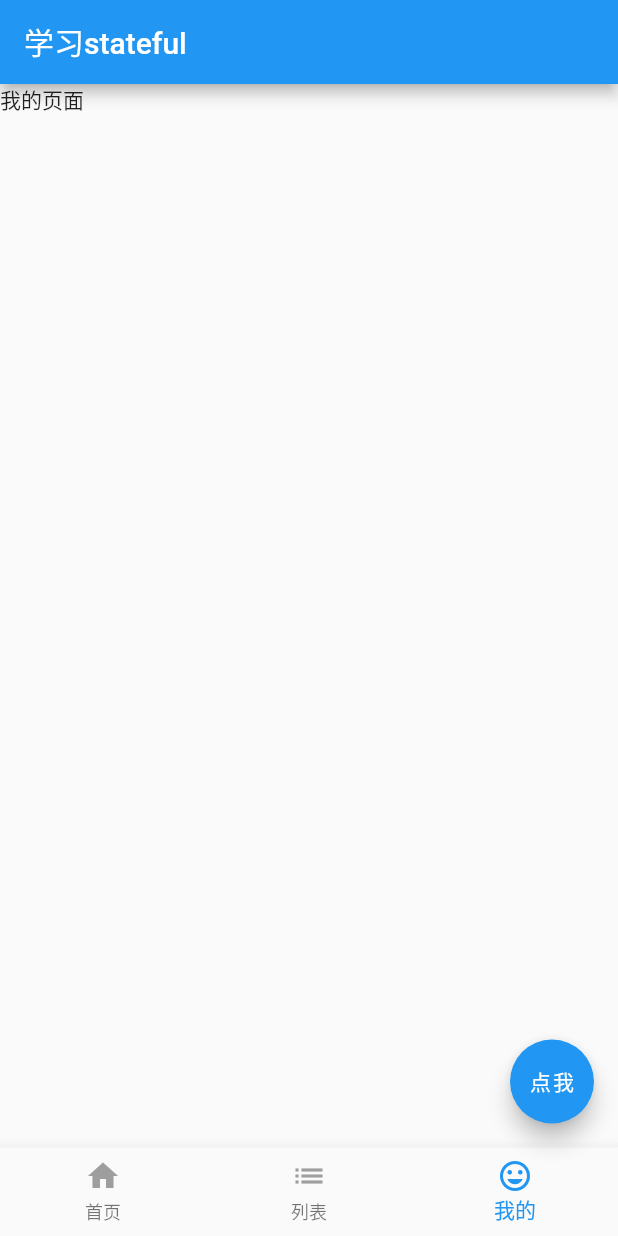
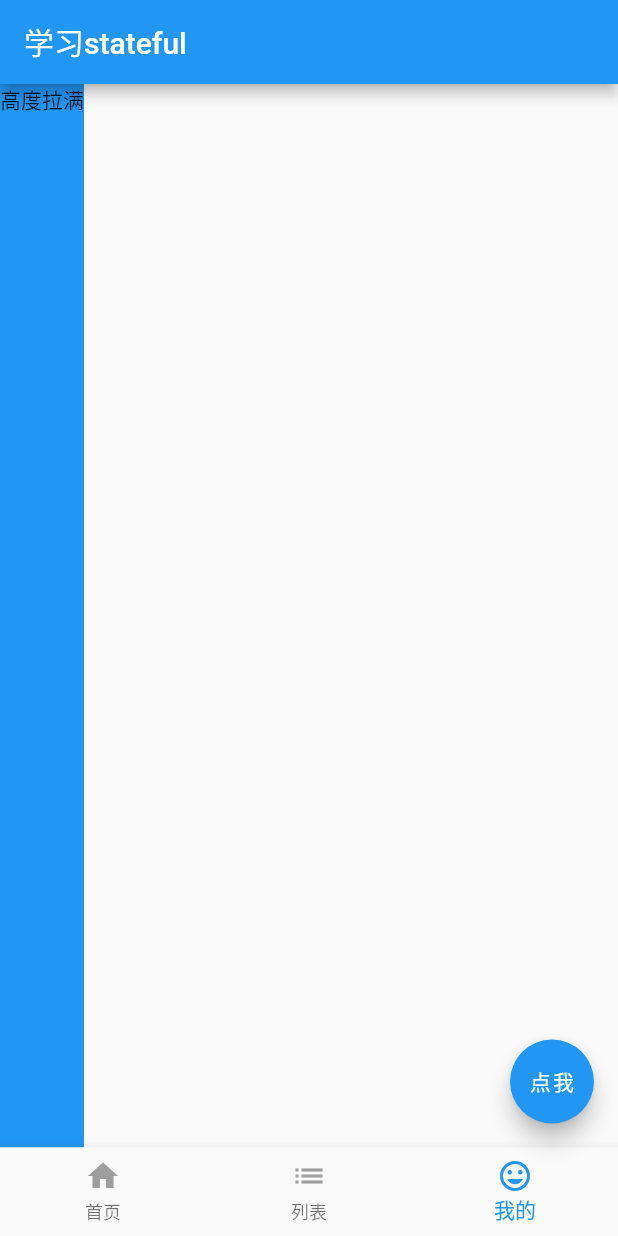
Before and after one commit to Yis92/flutter_study, a Flutter app: the screen it shows after launch, item 3 of the bottom bar chosen, on a phone screen of 412 x 824 dp. Run offline on Flutter 3.47's test engine with Material 2 defaults, Android fonts, the phone set to English and light mode, and no system bars; missing offline and left inert: flutter_color_plugin; network calls fail.

Commit message:
常用布局控件学习

```diff
--- /dev/null
+++ b/lib/dart/layout_study.dart
@@ -0,0 +1,190 @@
+import 'package:flutter/material.dart';
+
+/// 布局组件学习
+class LayoutStudy extends StatefulWidget {
+  @override
+  _LayoutStudyState createState() => _LayoutStudyState();
+}
+
+class _LayoutStudyState extends State<LayoutStudy> {
+  int _currentIndex = 0;
+
+  @override
+  Widget build(BuildContext context) {
+    return MaterialApp(
+      home: Scaffold(
+          appBar: AppBar(title: Text("学习stateful")),
+          bottomNavigationBar: BottomNavigationBar(
+              currentIndex: _currentIndex,
+              onTap: (index) {
+                setState(() {
+                  _currentIndex = index;
+                });
+              },
+              items: [
+                BottomNavigationBarItem(
+                    icon: Icon(
+                      Icons.home,
+                      color: Colors.grey,
+                    ),
+                    activeIcon: Icon(
+                      Icons.home,
+                      color: Colors.blue,
+                    ),
+                    title: Text("首页")),
+                BottomNavigationBarItem(
+                    icon: Icon(
+                      Icons.list,
+                      color: Colors.grey,
+                    ),
+                    activeIcon: Icon(
+                      Icons.list,
+                      color: Colors.blue,
+                    ),
+                    title: Text("列表")),
+                BottomNavigationBarItem(
+                    icon: Icon(
+                      Icons.mood,
+                      color: Colors.grey,
+                    ),
+                    activeIcon: Icon(
+                      Icons.mood,
+                      color: Colors.blue,
+                    ),
+                    title: Text("我的"))
+              ]),
+          floatingActionButton: FloatingActionButton(
+            child: Text("点我"),
+            onPressed: null,
+          ),
+          body: _currentIndex == 0
+              ? RefreshIndicator(child: ListView(), onRefresh: handlerRefresh)
+              : _currentIndex == 1
+                  ? Column(
+                      children: <Widget>[
+                        Row(
+                          children: <Widget>[
+                            // 圆形图片
+                            ClipOval(
+                                child: Image.network(
+                                    'https://ss3.bdstatic.com/70cFv8Sh_Q1YnxGkpoWK1HF6hhy/it/u=1473433680,1137547671&fm=26&gp=0.jpg',
+                                    width: 50,
+                                    height: 50)),
+                            Padding(
+                              padding: EdgeInsets.all(10),
+                              child: ClipRRect(
+                                borderRadius:
+                                    BorderRadius.all(Radius.circular(10)),
+                                child: Opacity(
+                                  opacity: 0.6, // 60% 的透明度
+                                  child: Image.network(
+                                    'https://ss3.bdstatic.com/70cFv8Sh_Q1YnxGkpoWK1HF6hhy/it/u=1473433680,1137547671&fm=26&gp=0.jpg',
+                                    width: 50,
+                                    height: 50,
+                                  ),
+                                ),
+                              ),
+                            )
+                          ],
+                        ),
+                        Container(
+                          height: 70,
+                          margin: EdgeInsets.all(10),
+                          child: PhysicalModel(
+                            color: Colors.transparent,
+                            borderRadius: BorderRadius.circular(10),
+                            clipBehavior: Clip.antiAlias, // 抗锯齿
+                            child: PageView(
+                              children: <Widget>[
+                                _item("测试1", Colors.red),
+                                _item("测试2", Colors.green),
+                                _item("测试3", Colors.blue)
+                              ],
+                            ),
+                          ),
+                        ),
+                        Image.network(
+                          'https://ss3.bdstatic.com/70cFv8Sh_Q1YnxGkpoWK1HF6hhy/it/u=1473433680,1137547671&fm=26&gp=0.jpg',
+                          width: 30,
+                          height: 30,
+                        ),
+                        TextField(
+                            decoration: InputDecoration(
+                                contentPadding:
+                                    EdgeInsets.fromLTRB(5, 15, 0, 0),
+                                hintText: "请输入姓名",
+                                hintStyle: TextStyle(
+                                    fontSize: 14, color: Colors.grey))),
+                        FractionallySizedBox(
+                          widthFactor: 1,
+                          child: Container(
+                            alignment: Alignment.center,
+                            padding: EdgeInsets.all(5),
+                            decoration: BoxDecoration(color: Colors.tealAccent),
+                            child: Text('宽度撑满'),
+                          ),
+                        ),
+                        Stack(
+                          children: <Widget>[
+                            Image.network(
+                                'https://ss3.bdstatic.com/70cFv8Sh_Q1YnxGkpoWK1HF6hhy/it/u=1473433680,1137547671&fm=26&gp=0.jpg',
+                                width: 20,
+                                height: 20),
+                            Positioned(
+                              right: 0,
+                              bottom: 0,
+                              child: Image.network(
+                                  'https://ss3.bdstatic.com/70cFv8Sh_Q1YnxGkpoWK1HF6hhy/it/u=1473433680,1137547671&fm=26&gp=0.jpg',
+                                  width: 30,
+                                  height: 30),
+                            )
+                          ],
+                        ),
+                        Wrap(
+                          spacing: 5, // 水平间距
+                          runSpacing: 5, // 垂直间距
+                          children: <Widget>[
+                            _chip('Flutter'),
+                            _chip('Java'),
+                            _chip('Kotlin'),
+                            _chip('python'),
+                            _chip('php'),
+                          ],
+                        )
+                      ],
+                    )
+                  : Column(
+            children: <Widget>[
+              Expanded(
+                child: Container(
+                  decoration: BoxDecoration(color: Colors.blue),
+                  child: Text("高度拉满"),
+                ),
+              )
+            ],
+          )),
+    );
+  }
+
+  Future<Null> handlerRefresh() async {
+    await Future.delayed(Duration(milliseconds: 200));
+    return null;
+  }
+
+  _item(String title, Color color) {
+    return Container(
+      alignment: Alignment.center,
+      decoration: BoxDecoration(color: color),
+      child: Text(title, style: TextStyle(fontSize: 22, color: Colors.white)),
+    );
+  }
+
+  _chip(String label) {
+    return Chip(
+        label: Text(label),
+        avatar: CircleAvatar(
+          backgroundColor: Colors.blue.shade900,
+          child: Text(label.substring(0, 1)),
+        ));
+  }
+}
--- a/lib/main.dart
+++ b/lib/main.dart
@@ -1,8 +1,7 @@
 import 'package:flutter/material.dart';
-import 'package:flutter_study/dart/StatelessStudy.dart';
 import 'package:flutter_study/dart/jichu.dart';
+import 'package:flutter_study/dart/layout_study.dart';
 
-import 'dart/stateful_study.dart';
 
 void main() => runApp(MyApp());
 
@@ -15,7 +14,7 @@ class MyApp extends StatelessWidget {
       theme: ThemeData(
         primarySwatch: Colors.blue,
       ),
-      home: StatefulStudy(),
+      home: LayoutStudy(),
     );
   }
 }
```
